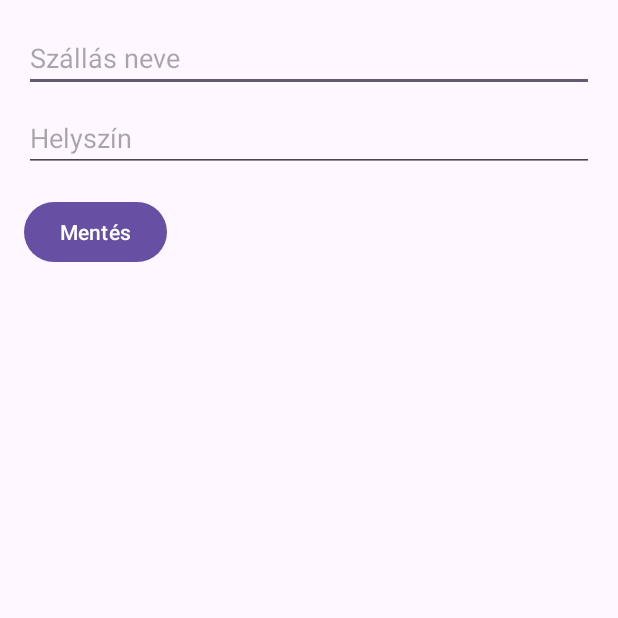
After one commit to Szabolcs11/szallasapp, an Android app: the EditHotelActivity screen opened directly, with no data from a screen before it, on a phone screen of 412 x 824 dp, the top half of it. The commit adds this screen. Run offline under Robolectric (Android 15) with nearby library versions, the phone set to English and light mode, and no system bars; our stand-ins replace Firebase (no records; nobody signed in at launch, a user with empty details on screens opened directly).

Commit message:
Updte app

```diff
--- a/app/src/main/AndroidManifest.xml
+++ b/app/src/main/AndroidManifest.xml
@@ -23,7 +23,7 @@
             android:exported="false" />
         <activity android:name=".HotelDetailsActivity" />
         <activity android:name=".ProfileActivity" />
-
+        <activity android:name=".EditHotelActivity" />
         <activity
             android:name=".LoginActivity"
             android:exported="true">
--- /dev/null
+++ b/app/src/main/java/com/example/szallasapp/EditHotelActivity.java
@@ -0,0 +1,50 @@
+package com.example.szallasapp;
+
+import android.os.Bundle;
+import android.widget.Button;
+import android.widget.EditText;
+import android.widget.Toast;
+
+import androidx.appcompat.app.AppCompatActivity;
+
+import com.google.firebase.firestore.FirebaseFirestore;
+
+public class EditHotelActivity extends AppCompatActivity {
+    private EditText nameEditText, locationEditText;
+    private Button saveButton;
+    private String hotelId;
+
+    @Override
+    protected void onCreate(Bundle savedInstanceState) {
+        super.onCreate(savedInstanceState);
+        setContentView(R.layout.activity_edit_hotel);
+
+        nameEditText = findViewById(R.id.editHotelName);
+        locationEditText = findViewById(R.id.editHotelLocation);
+        saveButton = findViewById(R.id.saveHotelButton);
+
+        hotelId = getIntent().getStringExtra("hotelId");
+
+        FirebaseFirestore.getInstance().collection("hotels").document(hotelId)
+                .get().addOnSuccessListener(doc -> {
+                    if (doc.exists()) {
+                        nameEditText.setText(doc.getString("name"));
+                        locationEditText.setText(doc.getString("location"));
+                    }
+                });
+
+        saveButton.setOnClickListener(v -> {
+            String updatedName = nameEditText.getText().toString();
+            String updatedLocation = locationEditText.getText().toString();
+
+            FirebaseFirestore.getInstance().collection("hotels").document(hotelId)
+                    .update("name", updatedName, "location", updatedLocation)
+                    .addOnSuccessListener(aVoid -> {
+                        Toast.makeText(this, "Szállás frissítve!", Toast.LENGTH_SHORT).show();
+                        finish(); // return to previous screen
+                    })
+                    .addOnFailureListener(e ->
+                            Toast.makeText(this, "Hiba a frissítéskor", Toast.LENGTH_SHORT).show());
+        });
+    }
+}
--- a/app/src/main/java/com/example/szallasapp/HotelsActivity.java
+++ b/app/src/main/java/com/example/szallasapp/HotelsActivity.java
@@ -37,7 +37,7 @@ public class HotelsActivity extends AppCompatActivity {
         FirebaseApp.initializeApp(this);
 
         hotelList = new ArrayList<>();
-        hotelAdapter = new HotelAdapter(hotelList, this);
+        hotelAdapter = new HotelAdapter(hotelList, this, false);
 
         recyclerView = findViewById(R.id.recyclerView);
         recyclerView.setLayoutManager(new LinearLayoutManager(this));
--- a/app/src/main/java/com/example/szallasapp/MainActivity.java
+++ b/app/src/main/java/com/example/szallasapp/MainActivity.java
@@ -42,7 +42,7 @@ public class MainActivity extends AppCompatActivity {
         recyclerView.setLayoutManager(new LinearLayoutManager(this));
 
         hotelList = new ArrayList<>();
-        hotelAdapter = new HotelAdapter(hotelList, this);
+        hotelAdapter = new HotelAdapter(hotelList, this, false);
         recyclerView.setAdapter(hotelAdapter);
         FirebaseApp.initializeApp(this);
         welcomeText = findViewById(R.id.welcomeText);
--- /dev/null
+++ b/app/src/main/res/layout/activity_edit_hotel.xml
@@ -0,0 +1,26 @@
+<LinearLayout xmlns:android="http://schemas.android.com/apk/res/android"
+    android:padding="16dp"
+    android:orientation="vertical"
+    android:layout_width="match_parent"
+    android:layout_height="match_parent">
+
+    <EditText
+        android:id="@+id/editHotelName"
+        android:hint="Szállás neve"
+        android:layout_width="match_parent"
+        android:layout_height="wrap_content" />
+
+    <EditText
+        android:id="@+id/editHotelLocation"
+        android:hint="Helyszín"
+        android:layout_width="match_parent"
+        android:layout_height="wrap_content"
+        android:layout_marginTop="8dp" />
+
+    <Button
+        android:id="@+id/saveHotelButton"
+        android:text="Mentés"
+        android:layout_width="wrap_content"
+        android:layout_height="wrap_content"
+        android:layout_marginTop="16dp"/>
+</LinearLayout>
```
Also changed, not shown: app/src/main/java/com/example/szallasapp/Hotel.java (+9 -0 lines), app/src/main/java/com/example/szallasapp/HotelAdapter.java (+17 -4 lines), app/src/main/java/com/example/szallasapp/ProfileActivity.java (+1 -6 lines), app/src/main/res/layout/item_hotel_profile.xml (added, +47 -0 lines).
